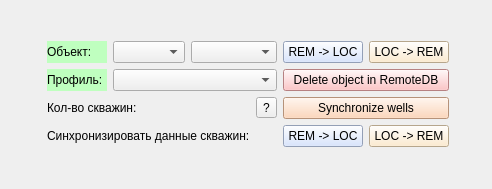
Qt form qt/rem_db_window.ui (idergunoff/geovel_1.0) before a commit.
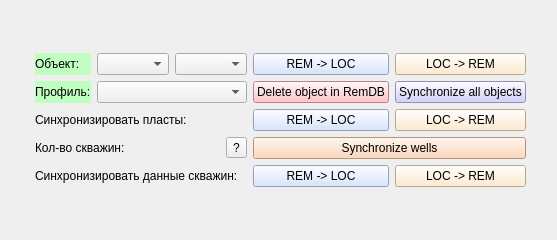
The same form after that commit.

Commit message: sync objects and formations

The edit to the form file:
```diff
--- a/qt/rem_db_window.ui
+++ b/qt/rem_db_window.ui
@@ -6,8 +6,8 @@
    <rect>
     <x>0</x>
     <y>0</y>
-    <width>492</width>
-    <height>189</height>
+    <width>557</width>
+    <height>240</height>
    </rect>
   </property>
   <property name="windowTitle">
@@ -42,39 +42,23 @@
    </item>
    <item row="1" column="1">
     <layout class="QGridLayout" name="gridLayout">
-     <item row="0" column="0">
-      <widget class="QLabel" name="label_4">
-       <property name="styleSheet">
-        <string notr="true">background-color: rgb(191, 255, 191);</string>
-       </property>
+     <item row="6" column="0" colspan="3">
+      <widget class="QLabel" name="label_wells_count">
        <property name="text">
-        <string>Объект:</string>
+        <string>Кол-во скважин: </string>
        </property>
       </widget>
      </item>
-     <item row="0" column="1">
-      <widget class="QComboBox" name="comboBox_object_rem">
-       <property name="sizePolicy">
-        <sizepolicy hsizetype="Preferred" vsizetype="Fixed">
-         <horstretch>0</horstretch>
-         <verstretch>0</verstretch>
-        </sizepolicy>
-       </property>
-      </widget>
-     </item>
-     <item row="0" column="2" colspan="2">
-      <widget class="QComboBox" name="comboBox_research_rem"/>
-     </item>
-     <item row="0" column="4">
-      <widget class="QPushButton" name="pushButton_load_obj_rem">
+     <item row="1" column="4">
+      <widget class="QPushButton" name="pushButton_delete_obj_rem">
        <property name="toolTip">
         <string>Загрузить объект с удаленной БД на локальную</string>
        </property>
        <property name="styleSheet">
-        <string notr="true">background-color: rgb(206, 222, 255);</string>
+        <string notr="true">background-color: rgb(255, 181, 182);</string>
        </property>
        <property name="text">
-        <string>REM -&gt; LOC</string>
+        <string>Delete object in RemDB</string>
        </property>
       </widget>
      </item>
@@ -91,6 +75,85 @@
        </property>
       </widget>
      </item>
+     <item row="7" column="4">
+      <widget class="QPushButton" name="pushButton_load_well_rel">
+       <property name="toolTip">
+        <string>Загрузить данные скважин с удаленной БД на локальную</string>
+       </property>
+       <property name="styleSheet">
+        <string notr="true">background-color: rgb(206, 222, 255);</string>
+       </property>
+       <property name="text">
+        <string>REM -&gt; LOC</string>
+       </property>
+      </widget>
+     </item>
+     <item row="0" column="4">
+      <widget class="QPushButton" name="pushButton_load_obj_rem">
+       <property name="toolTip">
+        <string>Загрузить объект с удаленной БД на локальную</string>
+       </property>
+       <property name="styleSheet">
+        <string notr="true">background-color: rgb(206, 222, 255);</string>
+       </property>
+       <property name="text">
+        <string>REM -&gt; LOC</string>
+       </property>
+      </widget>
+     </item>
+     <item row="5" column="0" colspan="4">
+      <widget class="QLabel" name="label_2">
+       <property name="styleSheet">
+        <string notr="true"/>
+       </property>
+       <property name="text">
+        <string>Синхронизировать пласты:</string>
+       </property>
+      </widget>
+     </item>
+     <item row="7" column="0" colspan="4">
+      <widget class="QLabel" name="label">
+       <property name="text">
+        <string>Синхронизировать данные скважин:</string>
+       </property>
+      </widget>
+     </item>
+     <item row="7" column="5">
+      <widget class="QPushButton" name="pushButton_unload_well_rel">
+       <property name="toolTip">
+        <string>Выгрузить данные скважин с локальной БД на удаленную</string>
+       </property>
+       <property name="styleSheet">
+        <string notr="true">background-color: rgb(255, 233, 196);</string>
+       </property>
+       <property name="text">
+        <string>LOC -&gt; REM</string>
+       </property>
+      </widget>
+     </item>
+     <item row="1" column="1" colspan="3">
+      <widget class="QComboBox" name="comboBox_profile_rem">
+       <property name="sizePolicy">
+        <sizepolicy hsizetype="Preferred" vsizetype="Fixed">
+         <horstretch>0</horstretch>
+         <verstretch>0</verstretch>
+        </sizepolicy>
+       </property>
+      </widget>
+     </item>
+     <item row="0" column="1">
+      <widget class="QComboBox" name="comboBox_object_rem">
+       <property name="sizePolicy">
+        <sizepolicy hsizetype="Preferred" vsizetype="Fixed">
+         <horstretch>0</horstretch>
+         <verstretch>0</verstretch>
+        </sizepolicy>
+       </property>
+       <property name="toolTip">
+        <string/>
+       </property>
+      </widget>
+     </item>
      <item row="1" column="0">
       <widget class="QLabel" name="label_5">
        <property name="styleSheet">
@@ -101,44 +164,47 @@
        </property>
       </widget>
      </item>
-     <item row="1" column="1" colspan="3">
-      <widget class="QComboBox" name="comboBox_profile_rem">
-       <property name="sizePolicy">
-        <sizepolicy hsizetype="Preferred" vsizetype="Fixed">
-         <horstretch>0</horstretch>
-         <verstretch>0</verstretch>
-        </sizepolicy>
-       </property>
-      </widget>
-     </item>
-     <item row="1" column="4" colspan="2">
-      <widget class="QPushButton" name="pushButton_delete_obj_rem">
+     <item row="5" column="5">
+      <widget class="QPushButton" name="pushButton_unload_formations">
        <property name="toolTip">
         <string>Удалить объект в удаленной БД</string>
        </property>
        <property name="styleSheet">
-        <string notr="true">background-color: rgb(255, 181, 182);</string>
+        <string notr="true">background-color: rgb(255, 233, 196);</string>
        </property>
        <property name="text">
-        <string>Delete object in RemoteDB</string>
+        <string>LOC -&gt; REM</string>
        </property>
       </widget>
      </item>
-     <item row="2" column="0" colspan="2">
-      <widget class="QLabel" name="label_wells_count">
-       <property name="text">
-        <string>Кол-во скважин: </string>
-       </property>
-      </widget>
-     </item>
-     <item row="2" column="3">
+     <item row="6" column="3">
       <widget class="QToolButton" name="toolButton_cw">
        <property name="text">
         <string>?</string>
        </property>
       </widget>
      </item>
-     <item row="2" column="4" colspan="2">
+     <item row="0" column="2" colspan="2">
+      <widget class="QComboBox" name="comboBox_research_rem">
+       <property name="toolTip">
+        <string>Дата исследования</string>
+       </property>
+      </widget>
+     </item>
+     <item row="5" column="4">
+      <widget class="QPushButton" name="pushButton_load_formations">
+       <property name="toolTip">
+        <string>Загрузить пласты с удаленной БД на локальную</string>
+       </property>
+       <property name="styleSheet">
+        <string notr="true">background-color: rgb(206, 222, 255);</string>
+       </property>
+       <property name="text">
+        <string>REM -&gt; LOC</string>
+       </property>
+      </widget>
+     </item>
+     <item row="6" column="4" colspan="2">
       <widget class="QPushButton" name="pushButton_sync_wells">
        <property name="styleSheet">
         <string notr="true">background-color: rgb(255, 205, 169);</string>
@@ -148,33 +214,26 @@
        </property>
       </widget>
      </item>
-     <item row="3" column="0" colspan="3">
-      <widget class="QLabel" name="label">
+     <item row="0" column="0">
+      <widget class="QLabel" name="label_4">
+       <property name="styleSheet">
+        <string notr="true">background-color: rgb(191, 255, 191);</string>
+       </property>
        <property name="text">
-        <string>Синхронизировать данные скважин:</string>
+        <string>Объект:</string>
        </property>
       </widget>
      </item>
-     <item row="3" column="4">
-      <widget class="QPushButton" name="pushButton_load_well_rel">
+     <item row="1" column="5">
+      <widget class="QPushButton" name="pushButton_sync_objects">
        <property name="toolTip">
         <string>Загрузить данные скважин с удаленной БД на локальную</string>
        </property>
        <property name="styleSheet">
-        <string notr="true">background-color: rgb(206, 222, 255);</string>
+        <string notr="true">background-color: rgb(201, 196, 255);</string>
        </property>
        <property name="text">
-        <string>REM -&gt; LOC</string>
-       </property>
-      </widget>
-     </item>
-     <item row="3" column="5">
-      <widget class="QPushButton" name="pushButton_unload_well_rel">
-       <property name="styleSheet">
-        <string notr="true">background-color: rgb(255, 233, 196);</string>
-       </property>
-       <property name="text">
-        <string>LOC -&gt; REM</string>
+        <string>Synchronize all objects</string>
        </property>
       </widget>
      </item>
```
Left out of the diff: 64 changed lines with no effect on the pictures. The commit also changes 8 other files.
